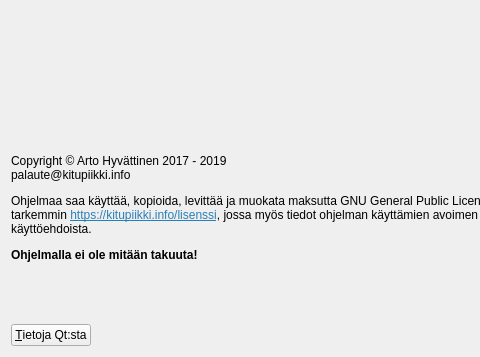
Above: kitupiikki/aloitussivu/aboutdialog.ui from artoh/kitupiikki before the change; both pictures show x 0 to 480 and y 366 to 723 of the 712 by 723 pixel window. Below: the same form after it.
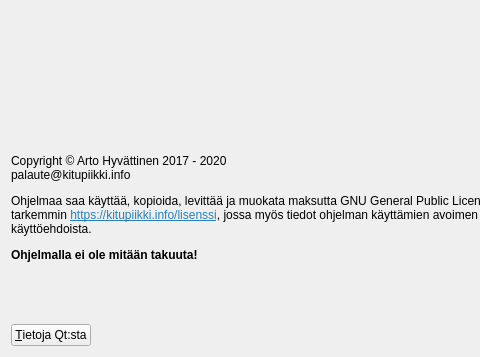
That is the form after the change. Icons and pictures are not drawn.

```diff
--- a/kitupiikki/aloitussivu/aboutdialog.ui
+++ b/kitupiikki/aloitussivu/aboutdialog.ui
@@ -43,7 +43,7 @@
    <item>
     <widget class="QLabel" name="label_2">
      <property name="text">
-      <string>&lt;html&gt;&lt;head/&gt;&lt;body&gt;&lt;p&gt;Copyright © Arto Hyvättinen 2017 - 2019&lt;br/&gt;palaute@kitupiikki.info&lt;/p&gt;&lt;p&gt;Ohjelmaa saa käyttää, kopioida, levittää ja muokata maksutta GNU General Public License 3:n ehtojen mukaisesti, katso tarkemmin &lt;a href=&quot;https://kitupiikki.info/lisenssi&quot;&gt;&lt;span style=&quot; text-decoration: underline; color:#2980b9;&quot;&gt;https://kitupiikki.info/lisenssi&lt;/span&gt;&lt;/a&gt;, jossa myös tiedot ohjelman käyttämien avoimen lähdekoodin komponenttien käyttöehdoista. &lt;/p&gt;&lt;p&gt;&lt;span style=&quot; font-weight:600;&quot;&gt;Ohjelmalla ei ole mitään takuuta!&lt;/span&gt;&lt;/p&gt;&lt;/body&gt;&lt;/html&gt;</string>
+      <string>&lt;html&gt;&lt;head/&gt;&lt;body&gt;&lt;p&gt;Copyright © Arto Hyvättinen 2017 - 2020&lt;br/&gt;palaute@kitupiikki.info&lt;/p&gt;&lt;p&gt;Ohjelmaa saa käyttää, kopioida, levittää ja muokata maksutta GNU General Public License 3:n ehtojen mukaisesti, katso tarkemmin &lt;a href=&quot;https://kitupiikki.info/lisenssi&quot;&gt;&lt;span style=&quot; text-decoration: underline; color:#2980b9;&quot;&gt;https://kitupiikki.info/lisenssi&lt;/span&gt;&lt;/a&gt;, jossa myös tiedot ohjelman käyttämien avoimen lähdekoodin komponenttien käyttöehdoista. &lt;/p&gt;&lt;p&gt;&lt;span style=&quot; font-weight:600;&quot;&gt;Ohjelmalla ei ole mitään takuuta!&lt;/span&gt;&lt;/p&gt;&lt;/body&gt;&lt;/html&gt;</string>
      </property>
      <property name="wordWrap">
       <bool>true</bool>
```
